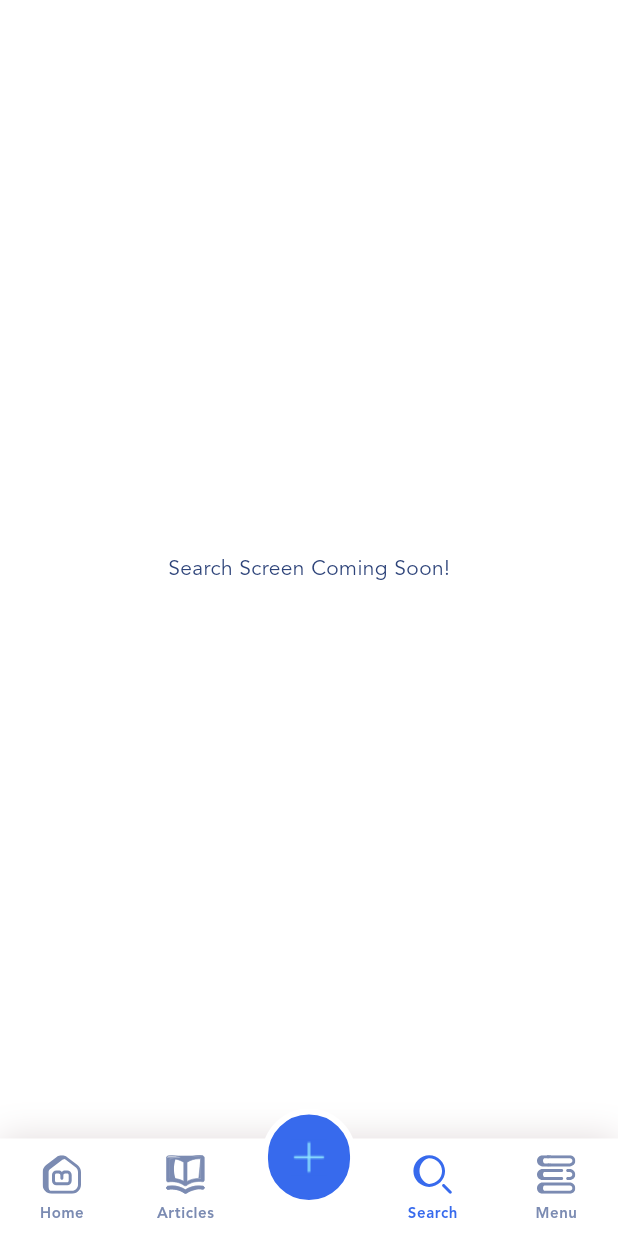
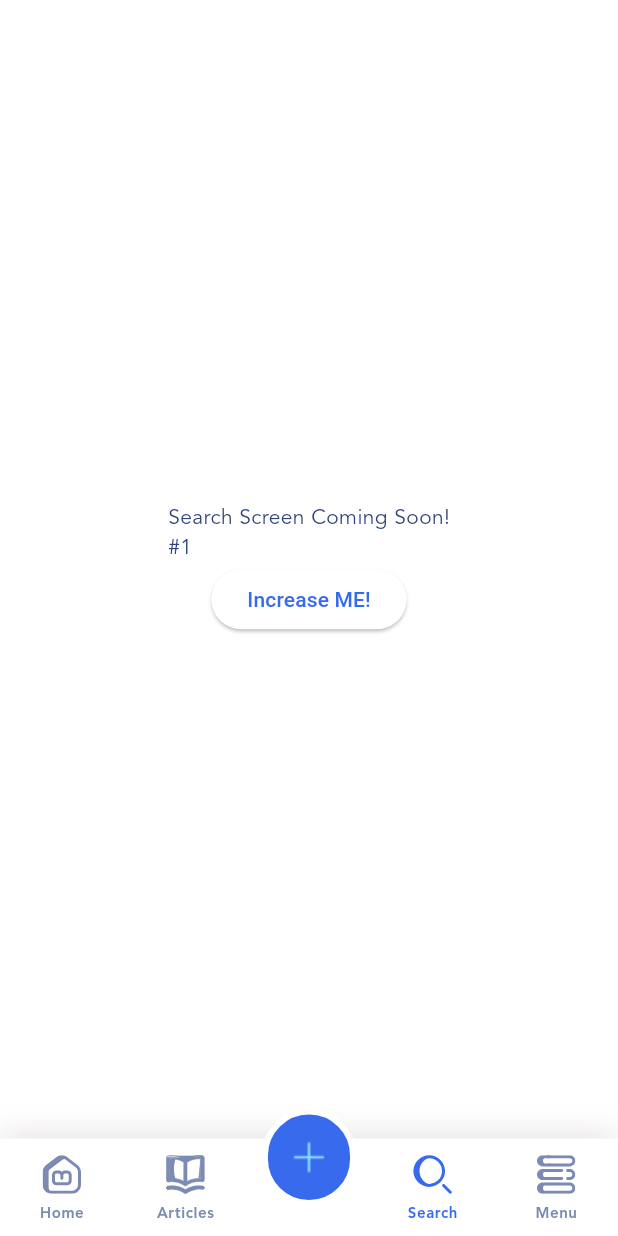
Before and after one commit to amir9877h/blog, a Flutter app: the screen it shows after launch, item 3 of the bottom bar chosen, on a phone screen of 412 x 824 dp. Run offline on Flutter 3.47's test engine with Material 3 defaults, Android fonts, the phone set to English and light mode, and no system bars; our stand-ins replace carousel_slider, dotted_border, flutter_svg, smooth_page_indicator.

```diff
--- a/lib/main.dart
+++ b/lib/main.dart
@@ -153,19 +153,71 @@ class MainScreen extends StatefulWidget {
 
 class _MainScreenState extends State<MainScreen> {
   int selectedBottomNavigationIndex = homeIndex;
+
+  final List<int> _history = [];
+
+  GlobalKey<NavigatorState> _homeKey = GlobalKey();
+  GlobalKey<NavigatorState> _articleKey = GlobalKey();
+  GlobalKey<NavigatorState> _searchKey = GlobalKey();
+  GlobalKey<NavigatorState> _profileKey = GlobalKey();
+
+  late final map = {
+    homeIndex: _homeKey,
+    articleIndex: _articleKey,
+    searchIndex: _searchKey,
+    menuIndex: _profileKey
+  };
+
   @override
   Widget build(BuildContext context) {
-    return Scaffold(
+    return PopScope(
+      canPop: false,
+      onPopInvoked: (didPop) {
+        final NavigatorState currentSelectedTabNavigatorState =
+            map[selectedBottomNavigationIndex]!.currentState!;
+
+        if (currentSelectedTabNavigatorState.canPop()) {
+          currentSelectedTabNavigatorState.pop();
+        } else if (_history.isNotEmpty) {
+          setState(() {
+            selectedBottomNavigationIndex = _history.last;
+            _history.removeLast();
+          });
+        } else {
+          SystemNavigator.pop();
+        }
+      },
+      child: Scaffold(
         body: Stack(children: [
           Positioned.fill(
             bottom: bottomNavigationHeight,
             child: IndexedStack(
               index: selectedBottomNavigationIndex,
               children: [
-              HomeScreen(),
-              ArticleScreen(),
-              SearchScreen(),
-              ProfileScreen(),
+                Navigator(
+                  key: _homeKey,
+                  onGenerateRoute: (settings) =>
+                      MaterialPageRoute(builder: (context) => HomeScreen()),
+                ),
+                Navigator(
+                  key: _articleKey,
+                  onGenerateRoute: (settings) =>
+                      MaterialPageRoute(builder: (context) => ArticleScreen()),
+                ),
+                Navigator(
+                  key: _searchKey,
+                  onGenerateRoute: (settings) =>
+                      MaterialPageRoute(builder: (context) => SearchScreen()),
+                ),
+                Navigator(
+                  key: _profileKey,
+                  onGenerateRoute: (settings) =>
+                      MaterialPageRoute(builder: (context) => ProfileScreen()),
+                ),
+                // HomeScreen(),
+                // ArticleScreen(),
+                // SearchScreen(),
+                // ProfileScreen(),
               ],
             ),
           ),
@@ -177,15 +229,20 @@ class _MainScreenState extends State<MainScreen> {
               selectedIndex: selectedBottomNavigationIndex,
               onTap: (int index) {
                 setState(() {
+                  _history.remove(selectedBottomNavigationIndex);
+                  _history.add(selectedBottomNavigationIndex);
                   selectedBottomNavigationIndex = index;
                 });
               },
             ),
           ),
         ]),
+      ),
     );
   }
 }
+
+int screenNumber = 1;
 
 class SearchScreen extends StatelessWidget {
   const SearchScreen({super.key});
@@ -193,7 +250,16 @@ class SearchScreen extends StatelessWidget {
   @override
   Widget build(BuildContext context) {
     return Center(
-      child: Text('Search Screen Coming Soon!'),
+      child: Column(mainAxisAlignment: MainAxisAlignment.center, children: [
+        Text('Search Screen Coming Soon!\n#$screenNumber'),
+        ElevatedButton(
+            onPressed: () {
+              screenNumber++;
+              Navigator.of(context).push(
+                  MaterialPageRoute(builder: (context) => SearchScreen()));
+            },
+            child: Text('Increase ME!'))
+      ]),
     );
   }
 }
```
Also changed, not shown: lib/home.dart (+7 -1 lines). Lines whose indentation alone changed are shown as unchanged.
